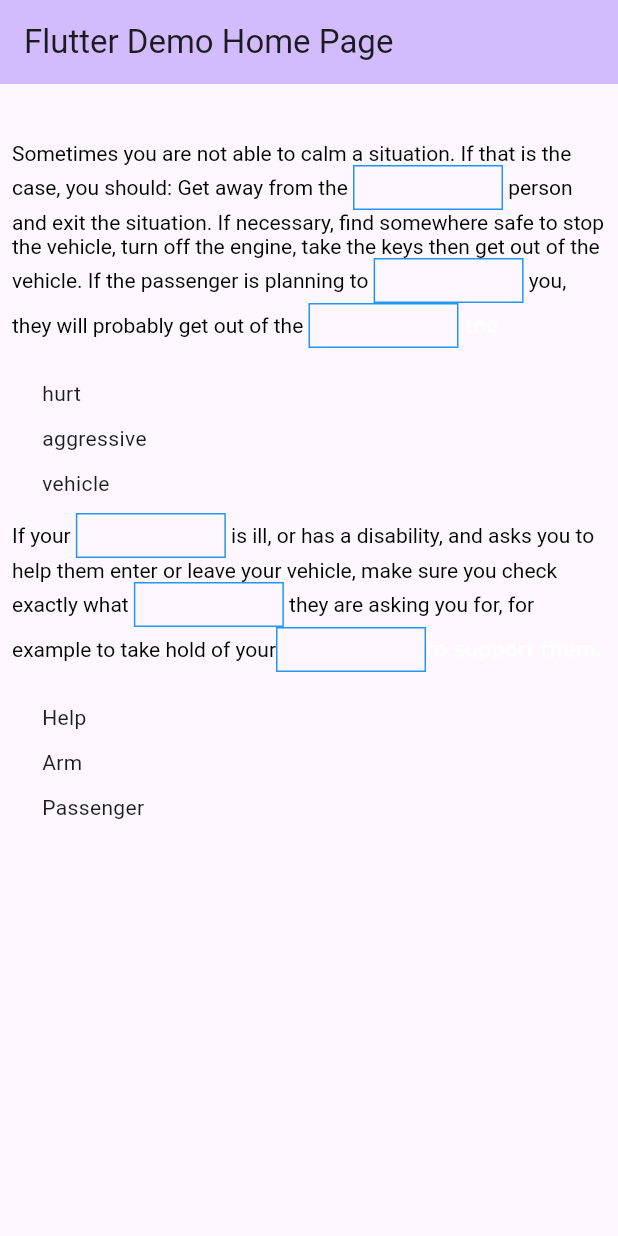
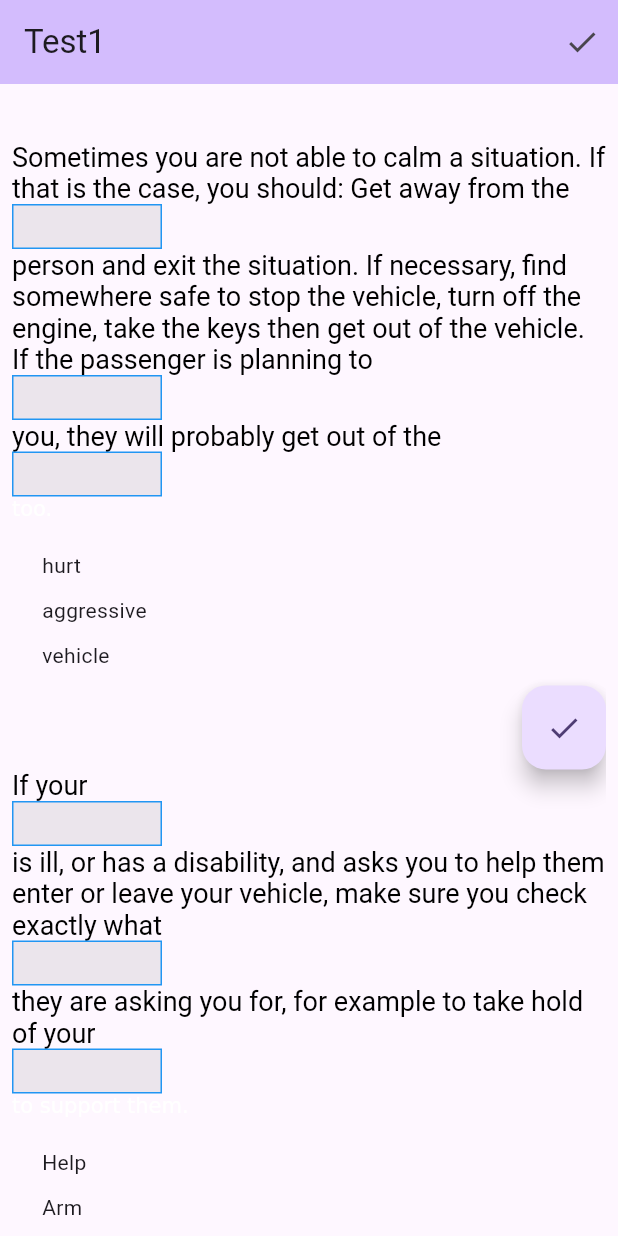
Before and after one commit to MufazalAhmad/fill_blank_widget, a Flutter app: the screen it shows after launch, on a phone screen of 412 x 824 dp. Run offline on Flutter 3.47's test engine with Material 2 defaults, Android fonts, the phone set to English and light mode, and no system bars.

Commit message:
done  save

```diff
--- a/lib/data.dart
+++ b/lib/data.dart
@@ -4,11 +4,16 @@ List<FillBlankQuestion> questions = [
   FillBlankQuestion(
     text:
         "Sometimes you are not able to calm a situation. If that is the case, you should: Get away from the {[hurt]} person and exit the situation. If necessary, find somewhere safe to stop the vehicle, turn off the engine, take the keys then get out of the vehicle. If the passenger is planning to {[aggressive]} you, they will probably get out of the {[vehicle]} too.",
-    option: ["hurt", "aggressive", "vehicle"],
+    options: ["hurt", "aggressive", "vehicle"],
   ),
   FillBlankQuestion(
     text:
         "If your {[help]} is ill, or has a disability, and asks you to help them enter or leave your vehicle, make sure you check exactly what {[arm]} they are asking you for, for example to take hold of your{[passenger]}to support them.",
-    option: ['Help', 'Arm', 'Passenger'],
+    options: ['Help', 'Arm', 'Passenger'],
+  ),
+  FillBlankQuestion(
+    text:
+        "Operators must keep details of all {[complaints]} made to them. Operators must report to the police any {[complaints]} that involve possible {[crimes]}, so that they can be investigated.",
+    options: ['complaints', 'complaints', 'crimes'],
   ),
 ];
--- a/lib/fill_blank_question.dart
+++ b/lib/fill_blank_question.dart
@@ -1,23 +1,23 @@
 class FillBlankQuestion {
-  String? text;
-  List<String>? option;
-  List<String>? answer;
+  final String text;
+  final List<String> options;
+  bool? isCorrect;
 
   FillBlankQuestion({
-    this.text,
-    this.option,
-    this.answer,
+    required this.text,
+    required this.options,
+    this.isCorrect,
   });
 
   FillBlankQuestion copyWith({
-    String? question,
+    String? text,
     List<String>? option,
-    List<String>? answer,
+    bool? isCorrect,
   }) {
     return FillBlankQuestion(
-      text: question ?? this.text,
-      option: option ?? this.option,
-      answer: answer ?? this.answer,
+      text: text ?? this.text,
+      options: option ?? this.options,
+      isCorrect: isCorrect ?? this.isCorrect,
     );
   }
 }
--- a/lib/main.dart
+++ b/lib/main.dart
@@ -1,6 +1,8 @@
+import 'dart:developer';
 import 'package:flutter/material.dart';
 import 'package:untitled/data.dart';
-import 'package:untitled/question.dart';
+
+import 'fill_blank_question.dart';
 
 void main() {
   runApp(const MyApp());
@@ -17,7 +19,7 @@ class MyApp extends StatelessWidget {
         colorScheme: ColorScheme.fromSeed(seedColor: Colors.deepPurple),
         useMaterial3: true,
       ),
-      home: const MyHomePage(title: 'Flutter Demo Home Page'),
+      home: const MyHomePage(title: 'Test1'),
     );
   }
 }
@@ -38,46 +40,72 @@ class _MyHomePageState extends State<MyHomePage> {
       appBar: AppBar(
         backgroundColor: Theme.of(context).colorScheme.inversePrimary,
         title: Text(widget.title),
+        centerTitle: false,
+        actions: [
+          IconButton(
+            onPressed: () {
+              final result = questions
+                  .where((element) =>
+                      element.isCorrect != null && element.isCorrect == true)
+                  .toList();
+
+              showDialog(
+                context: context,
+                builder: (context) => Dialog(
+                  child: Container(
+                    height: 200,
+                    width: 200,
+                    child: Center(
+                        child: Text("${result.length} / ${questions.length}")),
+                  ),
+                ),
+              );
+            },
+            icon: const Icon(Icons.check),
+          ),
+        ],
       ),
       body: Padding(
         padding: const EdgeInsets.all(8.0),
+        child: SingleChildScrollView(
           child: Column(mainAxisAlignment: MainAxisAlignment.start, children: [
             const SizedBox(height: 30),
-          ...questions
-              .map((e) => MCQQuestion(
-                    question: e.text ?? "",
-                    options: e.option ?? [],
+            for (int i = 0; i < questions.length; i++)
+              FillTheBlankQuestion(
+                question: questions[i],
+                index: i,
                 onOptionSelected: (selectedOption) {
                   // Handle the selected option
                   print('Selected option: $selectedOption');
                 },
-                  ))
-              .toList(),
-        ]
-
-            // Add more DynamicMCQWidget widgets as needed for other questions
+              ),
+          ]),
         ),
       ),
     );
   }
 }
 
-class MCQQuestion extends StatefulWidget {
-  final String question;
-  final List<String> options;
+class FillTheBlankQuestion extends StatefulWidget {
+  final FillBlankQuestion question;
+  final int index;
   final void Function(String) onOptionSelected;
 
-  MCQQuestion({
+  const FillTheBlankQuestion({
+    super.key,
     required this.question,
-    required this.options,
+    required this.index,
     required this.onOptionSelected,
   });
 
   @override
-  State<MCQQuestion> createState() => _MCQQuestionState();
+  State<FillTheBlankQuestion> createState() => _FillTheBlankQuestionState();
 }
 
-class _MCQQuestionState extends State<MCQQuestion> {
+class _FillTheBlankQuestionState extends State<FillTheBlankQuestion> {
+  bool showAnswer = false;
+
+  List<bool> fillBlanksAnswers = [];
   @override
   Widget build(BuildContext context) {
     return Column(
@@ -89,19 +117,37 @@ class _MCQQuestionState extends State<MCQQuestion> {
           ),
         ),
         const SizedBox(height: 20),
-        _buildOptions(),
+
+        /// [fill the blank options]
+        FillBlanksOption(options: widget.question.options),
+        Align(
+          alignment: Alignment.centerRight,
+
+          /// [check question answer]
+          child: FloatingActionButton(
+            onPressed: () {
+              setState(() {
+                showAnswer = true;
+              });
+            },
+            child: const Icon(Icons.check),
+          ),
+        )
       ],
     );
   }
 
   List<InlineSpan> _buildQuestionTextSpans() {
     List<InlineSpan> textSpans = [];
+
+    TextSpan textSpan = TextSpan();
+
     final pattern = RegExp(r"{\[.*?\]}");
 
     int currentIndex = 0;
-    pattern.allMatches(widget.question).forEach((match) {
+    pattern.allMatches(widget.question.text).forEach((match) {
       String textBeforeMatch =
-          widget.question.substring(currentIndex, match.start);
+          widget.question.text.substring(currentIndex, match.start);
       String matchedText =
           match.group(0)!.replaceAll("{[", "").replaceAll("]}", "");
       currentIndex = match.end;
@@ -109,32 +155,71 @@ class _MCQQuestionState extends State<MCQQuestion> {
       textSpans.add(
         TextSpan(
           text: textBeforeMatch,
-          style: const TextStyle(color: Colors.black),
+          style: const TextStyle(color: Colors.black, fontSize: 18),
         ),
       );
       textSpans.add(
         WidgetSpan(
           alignment: PlaceholderAlignment.middle,
-          child: FillBlankWidget(
+          child: FillBlankBoxWidget(
             answer: matchedText,
+            showAnswer: showAnswer,
+            onDroppedOption: (value) {
+              if (matchedText == value) {
+                fillBlanksAnswers.add(true);
+              } else {
+                fillBlanksAnswers.add(false);
+              }
+
+              if (fillBlanksAnswers.length == 3) {
+                final isCorrect = fillBlanksAnswers.toSet();
+                if (isCorrect.length == 1 && isCorrect.first == true) {
+                  questions[widget.index] =
+                      widget.question.copyWith(isCorrect: true);
+                }
+              }
+            },
           ),
         ),
       );
     });
 
-    if (currentIndex < widget.question.length) {
-      String textAfterLastMatch = widget.question.substring(currentIndex);
+    if (currentIndex < widget.question.text.length) {
+      String textAfterLastMatch = widget.question.text.substring(currentIndex);
       textSpans.add(TextSpan(text: textAfterLastMatch));
     }
 
     return textSpans;
   }
+}
 
-  Widget _buildOptions() {
+class FillBlanksOption extends StatefulWidget {
+  final List<String> options;
+  const FillBlanksOption({
+    super.key,
+    required this.options,
+  });
+
+  @override
+  State<FillBlanksOption> createState() => _FillBlanksOptionState();
+}
+
+class _FillBlanksOptionState extends State<FillBlanksOption> {
+  List<String> options = [];
+  @override
+  void initState() {
+    super.initState();
+
+    options = widget.options;
+  }
+
+  @override
+  Widget build(BuildContext context) {
     return Column(
       crossAxisAlignment: CrossAxisAlignment.start,
-      children: widget.options
-          .map((option) => Row(
+      children: options
+          .map(
+            (option) => Row(
               children: [
                 const SizedBox(width: 20),
                 Draggable(
@@ -147,7 +232,15 @@ class _MCQQuestionState extends State<MCQQuestion> {
                       child: Text(option),
                     ),
                   ),
-                    childWhenDragging: Container(),
+                  childWhenDragging: Material(
+                    child: SizedBox(
+                      width: 100,
+                      height: 30,
+                      child: Center(
+                        child: Text(option),
+                      ),
+                    ),
+                  ),
                   child: Material(
                     child: SizedBox(
                       width: 100,
@@ -155,56 +248,103 @@ class _MCQQuestionState extends State<MCQQuestion> {
                       child: Text(option),
                     ),
                   ),
+                  onDragCompleted: () {
+                    setState(() {
+                      options = options
+                          .where((element) => element != option)
+                          .toList();
+                    });
+                  },
                 ),
               ],
-              ))
+            ),
+          )
           .toList(),
     );
   }
 }
 
-class FillBlankWidget extends StatefulWidget {
+class FillBlankBoxWidget extends StatefulWidget {
   final String answer;
-  const FillBlankWidget({
+  final bool showAnswer;
+
+  final void Function(String) onDroppedOption;
+  const FillBlankBoxWidget({
     super.key,
+    required this.showAnswer,
     required this.answer,
+    required this.onDroppedOption,
   });
 
   @override
-  State<FillBlankWidget> createState() => _FillBlankWidgetState();
+  State<FillBlankBoxWidget> createState() => _FillBlankBoxWidgetState();
 }
 
-class _FillBlankWidgetState extends State<FillBlankWidget> {
+class _FillBlankBoxWidgetState extends State<FillBlankBoxWidget> {
   String? droppedOption;
 
   @override
   void initState() {
-    // TODO: implement initState
     super.initState();
+  }
+
+  bool showAnswerAndCheckItsCorrect() {
+    if (widget.showAnswer &&
+        droppedOption != null &&
+        (widget.answer != droppedOption)) {
+      return true;
+    }
+    return false;
   }
 
   @override
   Widget build(BuildContext context) {
     return DragTarget<String>(
       builder: (context, candidateData, rejectedData) {
-        return Container(
+        return Row(
+          children: [
+            Container(
               width: 100,
               height: 30,
               decoration: BoxDecoration(
+                color: !widget.showAnswer
+                    ? Colors.grey.withOpacity(0.2)
+                    : showAnswerAndCheckItsCorrect()
+                        ? Colors.red.withOpacity(0.5)
+                        : Colors.green.withOpacity(0.2),
                 border: Border.all(color: Colors.blue),
               ),
               child: Center(
                 child: Text(
                   droppedOption ?? "",
-              style: TextStyle(color: Colors.blue),
+                  style: const TextStyle(color: Colors.black),
                 ),
               ),
+            ),
+
+            /// [show answer if selected answer is false]
+
+            if (showAnswerAndCheckItsCorrect())
+              Container(
+                alignment: Alignment.centerLeft,
+                width: 100,
+                height: 30,
+                decoration: BoxDecoration(
+                  color: Colors.green.withOpacity(0.2),
+                  border: Border.all(color: Colors.green),
+                ),
+                child: Center(
+                  child: Text(widget.answer),
+                ),
+              )
+          ],
         );
       },
       onWillAccept: (data) {
         return true;
       },
       onAccept: (data) {
+        widget.onDroppedOption(data);
         setState(() {
           droppedOption = data;
         });
```
Also changed, not shown: lib/question.dart (deleted, +0 -75 lines), lib/question_json.json (added, +28 -0 lines). Lines whose indentation alone changed are shown as unchanged.
